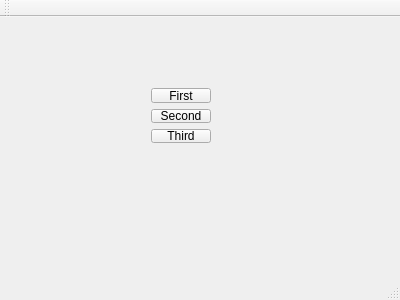
Before: the Qt Designer form src/mainwindow.ui in Sysor/testQt, drawn with Qt 5.
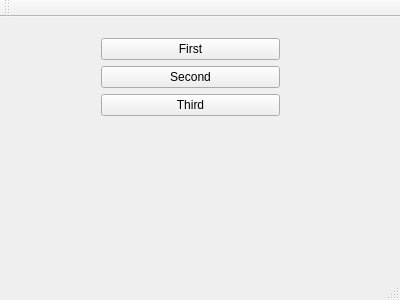
After: the same form once the commit is applied.

What changed in the file:
```diff
--- a/src/mainwindow.ui
+++ b/src/mainwindow.ui
@@ -17,13 +17,16 @@
    <widget class="QWidget" name="verticalLayoutWidget">
     <property name="geometry">
      <rect>
-      <x>140</x>
-      <y>60</y>
-      <width>82</width>
-      <height>77</height>
+      <x>90</x>
+      <y>10</y>
+      <width>201</width>
+      <height>191</height>
      </rect>
     </property>
     <layout class="QVBoxLayout" name="verticalLayout">
+     <property name="sizeConstraint">
+      <enum>QLayout::SetMinAndMaxSize</enum>
+     </property>
      <item>
       <widget class="QPushButton" name="bntFirst">
        <property name="text">
```
